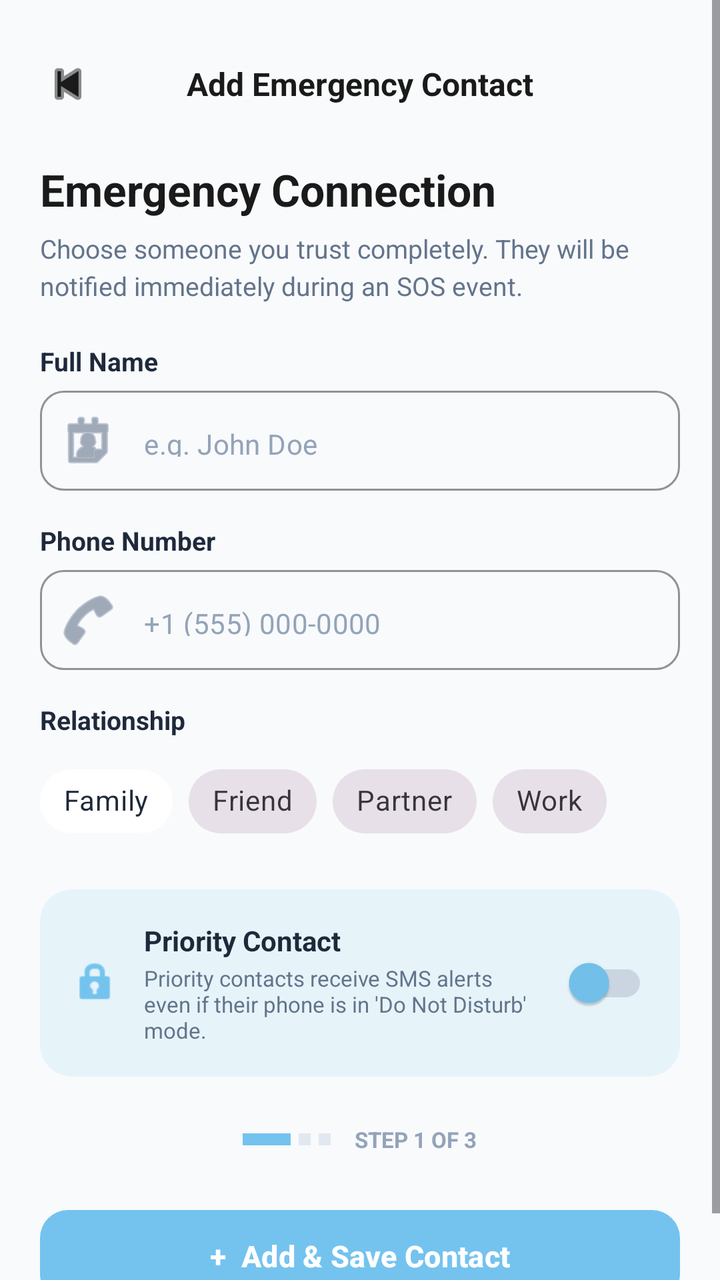
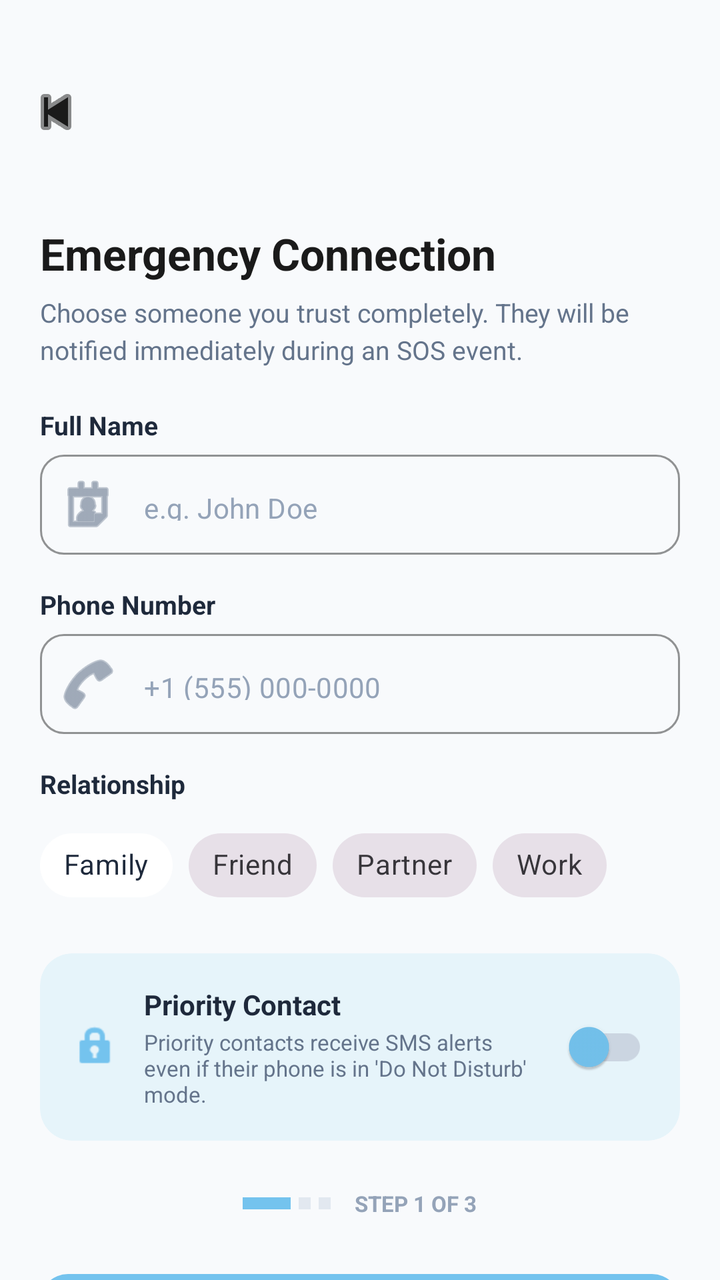

Compare the two renders of this Android layout. The source of the first and the diff that turns it into the second are given below.
<!-- AndroidManifest.xml: application theme Theme.SafeRoute -->
<!-- res/layout/fragment_add_contact.xml -->
<?xml version="1.0" encoding="utf-8"?>
<ScrollView xmlns:android="http://schemas.android.com/apk/res/android"
    xmlns:app="http://schemas.android.com/apk/res-auto"
    android:layout_width="match_parent"
    android:layout_height="match_parent"
    android:fillViewport="true"
    android:background="#F8FAFC">

    <LinearLayout
        android:layout_width="match_parent"
        android:layout_height="wrap_content"
        android:orientation="vertical"
        android:padding="20dp">

        <RelativeLayout
            android:layout_width="match_parent"
            android:layout_height="wrap_content"
            android:layout_marginTop="8dp">
            <ImageView
                android:id="@+id/backBtn"
                android:layout_width="28dp"
                android:layout_height="28dp"
                android:src="@android:drawable/ic_media_previous"
                app:tint="#1A1A1A"
                android:layout_alignParentStart="true"/>
            <TextView
                android:layout_width="wrap_content"
                android:layout_height="wrap_content"
                android:text="Add Emergency Contact"
                android:textColor="#1A1A1A"
                android:textSize="16sp"
                android:textStyle="bold"
                android:layout_centerInParent="true"/>
        </RelativeLayout>

        <TextView
            android:layout_width="wrap_content"
            android:layout_height="wrap_content"
            android:text="Emergency Connection"
            android:textColor="#1A1A1A"
            android:textSize="22sp"
            android:textStyle="bold"
            android:layout_marginTop="24dp"/>

        <TextView
            android:layout_width="wrap_content"
            android:layout_height="wrap_content"
            android:text="Choose someone you trust completely. They will be notified immediately during an SOS event."
            android:textColor="#64748B"
            android:textSize="13sp"
            android:layout_marginTop="6dp"
            android:lineSpacingMultiplier="1.2"/>

        <TextView
            android:layout_width="match_parent"
            android:layout_height="wrap_content"
            android:text="Full Name"
            android:textColor="#1E293B"
            android:textStyle="bold"
            android:textSize="13sp"
            android:layout_marginTop="20dp"/>

        <com.google.android.material.textfield.TextInputLayout
            android:layout_width="match_parent"
            android:layout_height="wrap_content"
            android:layout_marginTop="6dp"
            app:hintEnabled="false"
            app:boxStrokeColor="#74C3EE"
            app:startIconDrawable="@android:drawable/ic_menu_my_calendar"
            app:startIconTint="#64748B"
            app:boxCornerRadiusTopStart="12dp"
            app:boxCornerRadiusTopEnd="12dp"
            app:boxCornerRadiusBottomStart="12dp"
            app:boxCornerRadiusBottomEnd="12dp"
            style="@style/Widget.MaterialComponents.TextInputLayout.OutlinedBox">
            <com.google.android.material.textfield.TextInputEditText
                android:id="@+id/contactNameEt"
                android:layout_width="match_parent"
                android:layout_height="50dp"
                android:hint="e.g. John Doe"
                android:textColorHint="#94A3B8"
                android:inputType="textPersonName"
                android:textColor="#1E293B"
                android:textSize="14sp"/>
        </com.google.android.material.textfield.TextInputLayout>

        <TextView
            android:layout_width="match_parent"
            android:layout_height="wrap_content"
            android:text="Phone Number"
            android:textColor="#1E293B"
            android:textStyle="bold"
            android:textSize="13sp"
            android:layout_marginTop="16dp"/>

        <com.google.android.material.textfield.TextInputLayout
            android:layout_width="match_parent"
            android:layout_height="wrap_content"
            android:layout_marginTop="6dp"
            app:hintEnabled="false"
            app:boxStrokeColor="#74C3EE"
            app:startIconDrawable="@android:drawable/ic_menu_call"
            app:startIconTint="#64748B"
            app:boxCornerRadiusTopStart="12dp"
            app:boxCornerRadiusTopEnd="12dp"
            app:boxCornerRadiusBottomStart="12dp"
            app:boxCornerRadiusBottomEnd="12dp"
            style="@style/Widget.MaterialComponents.TextInputLayout.OutlinedBox">
            <com.google.android.material.textfield.TextInputEditText
                android:id="@+id/contactPhoneEt"
                android:layout_width="match_parent"
                android:layout_height="50dp"
                android:hint="+1 (555) 000-0000"
                android:textColorHint="#94A3B8"
                android:inputType="phone"
                android:textColor="#1E293B"
                android:textSize="14sp"/>
        </com.google.android.material.textfield.TextInputLayout>

        <TextView
            android:layout_width="match_parent"
            android:layout_height="wrap_content"
            android:text="Relationship"
            android:textColor="#1E293B"
            android:textStyle="bold"
            android:textSize="13sp"
            android:layout_marginTop="16dp"/>

        <com.google.android.material.chip.ChipGroup
            android:id="@+id/relationshipChipGroup"
            android:layout_width="match_parent"
            android:layout_height="wrap_content"
            android:layout_marginTop="8dp"
            app:singleSelection="true">
            <com.google.android.material.chip.Chip
                android:id="@+id/chipFamily"
                style="@style/Widget.MaterialComponents.Chip.Choice"
                android:layout_width="wrap_content"
                android:layout_height="wrap_content"
                android:text="Family"
                app:chipBackgroundColor="@color/cardview_light_background"
                android:textColor="#1E293B"/>
            <com.google.android.material.chip.Chip
                android:id="@+id/chipFriend"
                style="@style/Widget.MaterialComponents.Chip.Choice"
                android:layout_width="wrap_content"
                android:layout_height="wrap_content"
                android:text="Friend"/>
            <com.google.android.material.chip.Chip
                android:id="@+id/chipPartner"
                style="@style/Widget.MaterialComponents.Chip.Choice"
                android:layout_width="wrap_content"
                android:layout_height="wrap_content"
                android:text="Partner"/>
            <com.google.android.material.chip.Chip
                android:id="@+id/chipWork"
                style="@style/Widget.MaterialComponents.Chip.Choice"
                android:layout_width="wrap_content"
                android:layout_height="wrap_content"
                android:text="Work"/>
        </com.google.android.material.chip.ChipGroup>

        <com.google.android.material.card.MaterialCardView
            android:layout_width="match_parent"
            android:layout_height="wrap_content"
            android:layout_marginTop="20dp"
            app:cardCornerRadius="16dp"
            app:cardBackgroundColor="#E6F4FA"
            app:strokeWidth="0dp"
            app:cardElevation="0dp">
            <RelativeLayout
                android:layout_width="match_parent"
                android:layout_height="wrap_content"
                android:padding="16dp">
                <ImageView
                    android:id="@+id/icShield"
                    android:layout_width="24dp"
                    android:layout_height="24dp"
                    android:src="@android:drawable/ic_lock_idle_lock"
                    app:tint="#74C3EE"
                    android:layout_alignParentStart="true"
                    android:layout_centerVertical="true"/>
                <LinearLayout
                    android:layout_width="match_parent"
                    android:layout_height="wrap_content"
                    android:orientation="vertical"
                    android:layout_toEndOf="@id/icShield"
                    android:layout_toStartOf="@+id/prioritySwitch"
                    android:layout_marginStart="12dp"
                    android:layout_marginEnd="12dp">
                    <TextView
                        android:layout_width="wrap_content"
                        android:layout_height="wrap_content"
                        android:text="Priority Contact"
                        android:textColor="#1E293B"
                        android:textStyle="bold"
                        android:textSize="14sp"/>
                    <TextView
                        android:layout_width="wrap_content"
                        android:layout_height="wrap_content"
                        android:text="Priority contacts receive SMS alerts even if their phone is in 'Do Not Disturb' mode."
                        android:textColor="#64748B"
                        android:textSize="11sp"
                        android:layout_marginTop="2dp"/>
                </LinearLayout>
                <com.google.android.material.switchmaterial.SwitchMaterial
                    android:id="@+id/prioritySwitch"
                    android:layout_width="wrap_content"
                    android:layout_height="wrap_content"
                    android:layout_alignParentEnd="true"
                    android:layout_centerVertical="true"
                    app:useMaterialThemeColors="false"
                    app:thumbTint="#74C3EE"
                    app:trackTint="#CBD5E1"/>
            </RelativeLayout>
        </com.google.android.material.card.MaterialCardView>

        <LinearLayout
            android:layout_width="wrap_content"
            android:layout_height="wrap_content"
            android:orientation="horizontal"
            android:layout_gravity="center_horizontal"
            android:gravity="center_vertical"
            android:layout_marginTop="24dp">
            <View android:layout_width="24dp" android:layout_height="6dp" android:background="#74C3EE" android:backgroundTint="#74C3EE"/>
            <View android:layout_width="6dp" android:layout_height="6dp" android:background="#E2E8F0" android:layout_marginStart="4dp"/>
            <View android:layout_width="6dp" android:layout_height="6dp" android:background="#E2E8F0" android:layout_marginStart="4dp"/>
            <TextView android:layout_width="wrap_content" android:layout_height="wrap_content" android:text="STEP 1 OF 3" android:textColor="#94A3B8" android:textSize="11sp" android:textStyle="bold" android:layout_marginStart="12dp"/>
        </LinearLayout>

        <View android:layout_width="match_parent" android:layout_height="0dp" android:layout_weight="1"/>

        <com.google.android.material.button.MaterialButton
            android:id="@+id/addContactBtn"
            android:layout_width="match_parent"
            android:layout_height="54dp"
            android:layout_marginTop="24dp"
            android:text="+  Add &amp; Save Contact"
            android:textColor="#FFFFFF"
            android:textSize="15sp"
            android:textStyle="bold"
            app:backgroundTint="#74C3EE"
            app:cornerRadius="14dp"
            app:elevation="0dp"/>
    </LinearLayout>
</ScrollView>
<!-- resources referenced by this layout -->
<resources>
  <style name="Theme.SafeRoute" parent="Base.Theme.SafeRoute" />
  <style name="Base.Theme.SafeRoute" parent="Theme.Material3.DayNight.NoActionBar">
          
          
      </style>
</resources>

<!-- the commit's change to res/layout/fragment_add_contact.xml (unified diff, before → after) -->
@@ -1,246 +1,281 @@
 <?xml version="1.0" encoding="utf-8"?>
-<ScrollView xmlns:android="http://schemas.android.com/apk/res/android"
+<LinearLayout xmlns:android="http://schemas.android.com/apk/res/android"
     xmlns:app="http://schemas.android.com/apk/res-auto"
+    xmlns:tools="http://schemas.tools.com/tools"
     android:layout_width="match_parent"
     android:layout_height="match_parent"
-    android:fillViewport="true"
-    android:background="#F8FAFC">
-
-    <LinearLayout
+    android:background="#F8FAFC"
+    android:orientation="vertical">
+
+    <com.google.android.material.appbar.AppBarLayout
         android:layout_width="match_parent"
         android:layout_height="wrap_content"
-        android:orientation="vertical"
-        android:padding="20dp">
-
-        <RelativeLayout
+        android:background="#F8FAFC"
+        android:paddingTop="24dp"
+        app:elevation="0dp">
+
+        <com.google.android.material.appbar.MaterialToolbar
+            android:id="@+id/toolbar"
+            android:layout_width="match_parent"
+            android:layout_height="?attr/actionBarSize"
+            app:navigationIcon="@android:drawable/ic_media_previous"
+            app:navigationIconTint="#1A1A1A" />
+
+    </com.google.android.material.appbar.AppBarLayout>
+
+    <androidx.core.widget.NestedScrollView
+        android:layout_width="match_parent"
+        android:layout_height="match_parent"
+        android:fillViewport="true">
+
+        <LinearLayout
             android:layout_width="match_parent"
             android:layout_height="wrap_content"
-            android:layout_marginTop="8dp">
-            <ImageView
-                android:id="@+id/backBtn"
-                android:layout_width="28dp"
-                android:layout_height="28dp"
-                android:src="@android:drawable/ic_media_previous"
-                app:tint="#1A1A1A"
-                android:layout_alignParentStart="true"/>
+            android:orientation="vertical"
+            android:padding="20dp">
+
             <TextView
                 android:layout_width="wrap_content"
                 android:layout_height="wrap_content"
-                android:text="Add Emergency Contact"
+                android:layout_marginTop="4dp"
+                android:text="Emergency Connection"
                 android:textColor="#1A1A1A"
-                android:textSize="16sp"
-                android:textStyle="bold"
-                android:layout_centerInParent="true"/>
-        </RelativeLayout>
-
-        <TextView
-            android:layout_width="wrap_content"
-            android:layout_height="wrap_content"
-            android:text="Emergency Connection"
-            android:textColor="#1A1A1A"
-            android:textSize="22sp"
-            android:textStyle="bold"
-            android:layout_marginTop="24dp"/>
-
-        <TextView
-            android:layout_width="wrap_content"
-            android:layout_height="wrap_content"
-            android:text="Choose someone you trust completely. They will be notified immediately during an SOS event."
-            android:textColor="#64748B"
-            android:textSize="13sp"
-            android:layout_marginTop="6dp"
-            android:lineSpacingMultiplier="1.2"/>
-
-        <TextView
-            android:layout_width="match_parent"
-            android:layout_height="wrap_content"
-            android:text="Full Name"
-            android:textColor="#1E293B"
-            android:textStyle="bold"
-            android:textSize="13sp"
-            android:layout_marginTop="20dp"/>
-
-        <com.google.android.material.textfield.TextInputLayout
-            android:layout_width="match_parent"
-            android:layout_height="wrap_content"
-            android:layout_marginTop="6dp"
-            app:hintEnabled="false"
-            app:boxStrokeColor="#74C3EE"
-            app:startIconDrawable="@android:drawable/ic_menu_my_calendar"
-            app:startIconTint="#64748B"
-            app:boxCornerRadiusTopStart="12dp"
-            app:boxCornerRadiusTopEnd="12dp"
-            app:boxCornerRadiusBottomStart="12dp"
-            app:boxCornerRadiusBottomEnd="12dp"
-            style="@style/Widget.MaterialComponents.TextInputLayout.OutlinedBox">
-            <com.google.android.material.textfield.TextInputEditText
-                android:id="@+id/contactNameEt"
-                android:layout_width="match_parent"
-                android:layout_height="50dp"
-                android:hint="e.g. John Doe"
-                android:textColorHint="#94A3B8"
-                android:inputType="textPersonName"
+                android:textSize="22sp"
+                android:textStyle="bold" />
+
+            <TextView
+                android:layout_width="wrap_content"
+                android:layout_height="wrap_content"
+                android:layout_marginTop="6dp"
+                android:lineSpacingMultiplier="1.2"
+                android:text="Choose someone you trust completely. They will be notified immediately during an SOS event."
+                android:textColor="#64748B"
+                android:textSize="13sp" />
+
+            <TextView
+                android:layout_width="match_parent"
+                android:layout_height="wrap_content"
+                android:layout_marginTop="20dp"
+                android:text="Full Name"
                 android:textColor="#1E293B"
-                android:textSize="14sp"/>
-        </com.google.android.material.textfield.TextInputLayout>
-
-        <TextView
-            android:layout_width="match_parent"
-            android:layout_height="wrap_content"
-            android:text="Phone Number"
-            android:textColor="#1E293B"
-            android:textStyle="bold"
-            android:textSize="13sp"
-            android:layout_marginTop="16dp"/>
-
-        <com.google.android.material.textfield.TextInputLayout
-            android:layout_width="match_parent"
-            android:layout_height="wrap_content"
-            android:layout_marginTop="6dp"
-            app:hintEnabled="false"
-            app:boxStrokeColor="#74C3EE"
-            app:startIconDrawable="@android:drawable/ic_menu_call"
-            app:startIconTint="#64748B"
-            app:boxCornerRadiusTopStart="12dp"
-            app:boxCornerRadiusTopEnd="12dp"
-            app:boxCornerRadiusBottomStart="12dp"
-            app:boxCornerRadiusBottomEnd="12dp"
-            style="@style/Widget.MaterialComponents.TextInputLayout.OutlinedBox">
-            <com.google.android.material.textfield.TextInputEditText
-                android:id="@+id/contactPhoneEt"
-                android:layout_width="match_parent"
-                android:layout_height="50dp"
-                android:hint="+1 (555) 000-0000"
-                android:textColorHint="#94A3B8"
-                android:inputType="phone"
+                android:textSize="13sp"
+                android:textStyle="bold" />
+
+            <com.google.android.material.textfield.TextInputLayout
+                style="@style/Widget.MaterialComponents.TextInputLayout.OutlinedBox"
+                android:layout_width="match_parent"
+                android:layout_height="wrap_content"
+                android:layout_marginTop="6dp"
+                app:boxCornerRadiusBottomEnd="12dp"
+                app:boxCornerRadiusBottomStart="12dp"
+                app:boxCornerRadiusTopEnd="12dp"
+                app:boxCornerRadiusTopStart="12dp"
+                app:boxStrokeColor="#74C3EE"
+                app:hintEnabled="false"
+                app:startIconDrawable="@android:drawable/ic_menu_my_calendar"
+                app:startIconTint="#64748B">
+
+                <com.google.android.material.textfield.TextInputEditText
+                    android:id="@+id/contactNameEt"
+                    android:layout_width="match_parent"
+                    android:layout_height="50dp"
+                    android:hint="e.g. John Doe"
+                    android:inputType="textPersonName"
+                    android:textColor="#1E293B"
+                    android:textColorHint="#94A3B8"
+                    android:textSize="14sp" />
+            </com.google.android.material.textfield.TextInputLayout>
+
+            <TextView
+                android:layout_width="match_parent"
+                android:layout_height="wrap_content"
+                android:layout_marginTop="16dp"
+                android:text="Phone Number"
                 android:textColor="#1E293B"
-                android:textSize="14sp"/>
-        </com.google.android.material.textfield.TextInputLayout>
-
-        <TextView
-            android:layout_width="match_parent"
-            android:layout_height="wrap_content"
-            android:text="Relationship"
-            android:textColor="#1E293B"
-            android:textStyle="bold"
-            android:textSize="13sp"
-            android:layout_marginTop="16dp"/>
-
-        <com.google.android.material.chip.ChipGroup
-            android:id="@+id/relationshipChipGroup"
-            android:layout_width="match_parent"
-            android:layout_height="wrap_content"
-            android:layout_marginTop="8dp"
-            app:singleSelection="true">
-            <com.google.android.material.chip.Chip
-                android:id="@+id/chipFamily"
-                style="@style/Widget.MaterialComponents.Chip.Choice"
-                android:layout_width="wrap_content"
-                android:layout_height="wrap_content"
-                android:text="Family"
-                app:chipBackgroundColor="@color/cardview_light_background"
-                android:textColor="#1E293B"/>
-            <com.google.android.material.chip.Chip
-                android:id="@+id/chipFriend"
-                style="@style/Widget.MaterialComponents.Chip.Choice"
-                android:layout_width="wrap_content"
-                android:layout_height="wrap_content"
-                android:text="Friend"/>
-            <com.google.android.material.chip.Chip
-                android:id="@+id/chipPartner"
-                style="@style/Widget.MaterialComponents.Chip.Choice"
-                android:layout_width="wrap_content"
-                android:layout_height="wrap_content"
-                android:text="Partner"/>
-            <com.google.android.material.chip.Chip
-                android:id="@+id/chipWork"
-                style="@style/Widget.MaterialComponents.Chip.Choice"
-                android:layout_width="wrap_content"
-                android:layout_height="wrap_content"
-                android:text="Work"/>
-        </com.google.android.material.chip.ChipGroup>
-
-        <com.google.android.material.card.MaterialCardView
-            android:layout_width="match_parent"
-            android:layout_height="wrap_content"
-            android:layout_marginTop="20dp"
-            app:cardCornerRadius="16dp"
-            app:cardBackgroundColor="#E6F4FA"
-            app:strokeWidth="0dp"
-            app:cardElevation="0dp">
-            <RelativeLayout
-                android:layout_width="match_parent"
-                android:layout_height="wrap_content"
-                android:padding="16dp">
-                <ImageView
-                    android:id="@+id/icShield"
-                    android:layout_width="24dp"
-                    android:layout_height="24dp"
-                    android:src="@android:drawable/ic_lock_idle_lock"
-                    app:tint="#74C3EE"
-                    android:layout_alignParentStart="true"
-                    android:layout_centerVertical="true"/>
-                <LinearLayout
+                android:textSize="13sp"
+                android:textStyle="bold" />
+
+            <com.google.android.material.textfield.TextInputLayout
+                style="@style/Widget.MaterialComponents.TextInputLayout.OutlinedBox"
+                android:layout_width="match_parent"
+                android:layout_height="wrap_content"
+                android:layout_marginTop="6dp"
+                app:boxCornerRadiusBottomEnd="12dp"
+                app:boxCornerRadiusBottomStart="12dp"
+                app:boxCornerRadiusTopEnd="12dp"
+                app:boxCornerRadiusTopStart="12dp"
+                app:boxStrokeColor="#74C3EE"
+                app:hintEnabled="false"
+                app:startIconDrawable="@android:drawable/ic_menu_call"
+                app:startIconTint="#64748B">
+
+                <com.google.android.material.textfield.TextInputEditText
+                    android:id="@+id/contactPhoneEt"
                     android:layout_width="match_parent"
-                    android:layout_height="wrap_content"
-                    android:orientation="vertical"
-                    android:layout_toEndOf="@id/icShield"
-                    android:layout_toStartOf="@+id/prioritySwitch"
-                    android:layout_marginStart="12dp"
-                    android:layout_marginEnd="12dp">
-                    <TextView
+                    android:layout_height="50dp"
+                    android:hint="+1 (555) 000-0000"
+                    android:inputType="phone"
+                    android:textColor="#1E293B"
+                    android:textColorHint="#94A3B8"
+                    android:textSize="14sp" />
+            </com.google.android.material.textfield.TextInputLayout>
+
+            <TextView
+                android:layout_width="match_parent"
+                android:layout_height="wrap_content"
+                android:layout_marginTop="16dp"
+                android:text="Relationship"
+                android:textColor="#1E293B"
+                android:textSize="13sp"
+                android:textStyle="bold" />
+
+            <com.google.android.material.chip.ChipGroup
+                android:id="@+id/relationshipChipGroup"
+                android:layout_width="match_parent"
+                android:layout_height="wrap_content"
+                android:layout_marginTop="8dp"
+                app:singleSelection="true">
+
+                <com.google.android.material.chip.Chip
+                    android:id="@+id/chipFamily"
+                    style="@style/Widget.MaterialComponents.Chip.Choice"
+                    android:layout_width="wrap_content"
+                    android:layout_height="wrap_content"
+                    android:text="Family"
+                    android:textColor="#1E293B"
+                    app:chipBackgroundColor="@color/cardview_light_background" />
+
+                <com.google.android.material.chip.Chip
+                    android:id="@+id/chipFriend"
+                    style="@style/Widget.MaterialComponents.Chip.Choice"
+                    android:layout_width="wrap_content"
+                    android:layout_height="wrap_content"
+                    android:text="Friend" />
+
+                <com.google.android.material.chip.Chip
+                    android:id="@+id/chipPartner"
+                    style="@style/Widget.MaterialComponents.Chip.Choice"
+                    android:layout_width="wrap_content"
+                    android:layout_height="wrap_content"
+                    android:text="Partner" />
+
+                <com.google.android.material.chip.Chip
+                    android:id="@+id/chipWork"
+                    style="@style/Widget.MaterialComponents.Chip.Choice"
+                    android:layout_width="wrap_content"
+                    android:layout_height="wrap_content"
+                    android:text="Work" />
+            </com.google.android.material.chip.ChipGroup>
+
+            <com.google.android.material.card.MaterialCardView
+                android:layout_width="match_parent"
+                android:layout_height="wrap_content"
+                android:layout_marginTop="20dp"
+                app:cardBackgroundColor="#E6F4FA"
+                app:cardCornerRadius="16dp"
+                app:cardElevation="0dp"
+                app:strokeWidth="0dp">
+
+                <RelativeLayout
+                    android:layout_width="match_parent"
+                    android:layout_height="wrap_content"
+                    android:padding="16dp">
+
+                    <ImageView
+                        android:id="@+id/icShield"
+                        android:layout_width="24dp"
+                        android:layout_height="24dp"
+                        android:layout_alignParentStart="true"
+                        android:layout_centerVertical="true"
+                        android:src="@android:drawable/ic_lock_idle_lock"
+                        app:tint="#74C3EE" />
+
+                    <LinearLayout
+                        android:layout_width="match_parent"
+                        android:layout_height="wrap_content"
+                        android:layout_marginStart="12dp"
+                        android:layout_marginEnd="12dp"
+                        android:layout_toStartOf="@+id/prioritySwitch"
+                        android:layout_toEndOf="@id/icShield"
+                        android:orientation="vertical">
+
+                        <TextView
+                            android:layout_width="wrap_content"
+                            android:layout_height="wrap_content"
+                            android:text="Priority Contact"
+                            android:textColor="#1E293B"
+                            android:textSize="14sp"
+                            android:textStyle="bold" />
+
+                        <TextView
+                            android:layout_width="wrap_content"
+                            android:layout_height="wrap_content"
+                            android:layout_marginTop="2dp"
+                            android:text="Priority contacts receive SMS alerts even if their phone is in 'Do Not Disturb' mode."
+                            android:textColor="#64748B"
+                            android:textSize="11sp" />
+                    </LinearLayout>
+
+                    <com.google.android.material.switchmaterial.SwitchMaterial
+                        android:id="@+id/prioritySwitch"
                         android:layout_width="wrap_content"
                         android:layout_height="wrap_content"
-                        android:text="Priority Contact"
-                        android:textColor="#1E293B"
-                        android:textStyle="bold"
-                        android:textSize="14sp"/>
-                    <TextView
-                        android:layout_width="wrap_content"
-                        android:layout_height="wrap_content"
-                        android:text="Priority contacts receive SMS alerts even if their phone is in 'Do Not Disturb' mode."
-                        android:textColor="#64748B"
-                        android:textSize="11sp"
-                        android:layout_marginTop="2dp"/>
-                </LinearLayout>
-                <com.google.android.material.switchmaterial.SwitchMaterial
-                    android:id="@+id/prioritySwitch"
-                    android:layout_width="wrap_content"
-                    android:layout_height="wrap_content"
-                    android:layout_alignParentEnd="true"
-                    android:layout_centerVertical="true"
-                    app:useMaterialThemeColors="false"
-                    app:thumbTint="#74C3EE"
-                    app:trackTint="#CBD5E1"/>
-            </RelativeLayout>
-        </com.google.android.material.card.MaterialCardView>
-
-        <LinearLayout
-            android:layout_width="wrap_content"
-            android:layout_height="wrap_content"
-            android:orientation="horizontal"
-            android:layout_gravity="center_horizontal"
-            android:gravity="center_vertical"
-            android:layout_marginTop="24dp">
-            <View android:layout_width="24dp" android:layout_height="6dp" android:background="#74C3EE" android:backgroundTint="#74C3EE"/>
-            <View android:layout_width="6dp" android:layout_height="6dp" android:background="#E2E8F0" android:layout_marginStart="4dp"/>
-            <View android:layout_width="6dp" android:layout_height="6dp" android:background="#E2E8F0" android:layout_marginStart="4dp"/>
-            <TextView android:layout_width="wrap_content" android:layout_height="wrap_content" android:text="STEP 1 OF 3" android:textColor="#94A3B8" android:textSize="11sp" android:textStyle="bold" android:layout_marginStart="12dp"/>
+                        android:layout_alignParentEnd="true"
+                        android:layout_centerVertical="true"
+                        app:thumbTint="#74C3EE"
+                        app:trackTint="#CBD5E1"
+                        app:useMaterialThemeColors="false" />
+                </RelativeLayout>
+            </com.google.android.material.card.MaterialCardView>
+
+            <LinearLayout
+                android:layout_width="wrap_content"
+                android:layout_height="wrap_content"
+                android:layout_gravity="center_horizontal"
+                android:layout_marginTop="24dp"
+                android:gravity="center_vertical"
+                android:orientation="horizontal">
+
+                <View
+                    android:layout_width="24dp"
+                    android:layout_height="6dp"
+                    android:background="#74C3EE"
+                    android:backgroundTint="#74C3EE" />
+
+                <View
+                    android:layout_width="6dp"
+                    android:layout_height="6dp"
+                    android:layout_marginStart="4dp"
+                    android:background="#E2E8F0" />
+
+                <View
+                    android:layout_width="6dp"
+                    android:layout_height="6dp"
+                    android:layout_marginStart="4dp"
+                    android:background="#E2E8F0" />
+
+                <TextView
+                    android:layout_width="wrap_content"
+                    android:layout_height="wrap_content"
+                    android:layout_marginStart="12dp"
+                    android:text="STEP 1 OF 3"
+                    android:textColor="#94A3B8"
+                    android:textSize="11sp"
+                    android:textStyle="bold" />
+            </LinearLayout>
+
+            <com.google.android.material.button.MaterialButton
+                android:id="@+id/addContactBtn"
+                android:layout_width="match_parent"
+                android:layout_height="54dp"
+                android:layout_marginTop="24dp"
+                android:text="+  Add &amp; Save Contact"
+                android:textColor="#FFFFFF"
+                android:textSize="15sp"
+                android:textStyle="bold"
+                app:backgroundTint="#74C3EE"
+                app:cornerRadius="14dp"
+                app:elevation="0dp" />
         </LinearLayout>
-
-        <View android:layout_width="match_parent" android:layout_height="0dp" android:layout_weight="1"/>
-
-        <com.google.android.material.button.MaterialButton
-            android:id="@+id/addContactBtn"
-            android:layout_width="match_parent"
-            android:layout_height="54dp"
-            android:layout_marginTop="24dp"
-            android:text="+  Add &amp; Save Contact"
-            android:textColor="#FFFFFF"
-            android:textSize="15sp"
-            android:textStyle="bold"
-            app:backgroundTint="#74C3EE"
-            app:cornerRadius="14dp"
-            app:elevation="0dp"/>
-    </LinearLayout>
-</ScrollView>
+    </androidx.core.widget.NestedScrollView>
+</LinearLayout>
